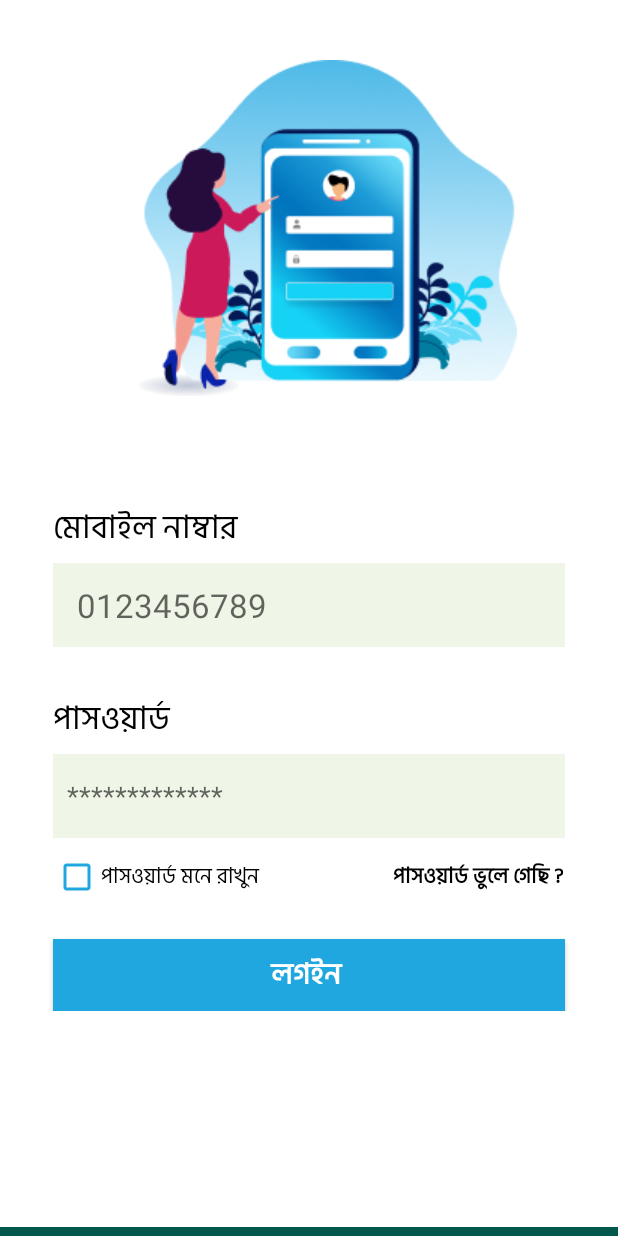
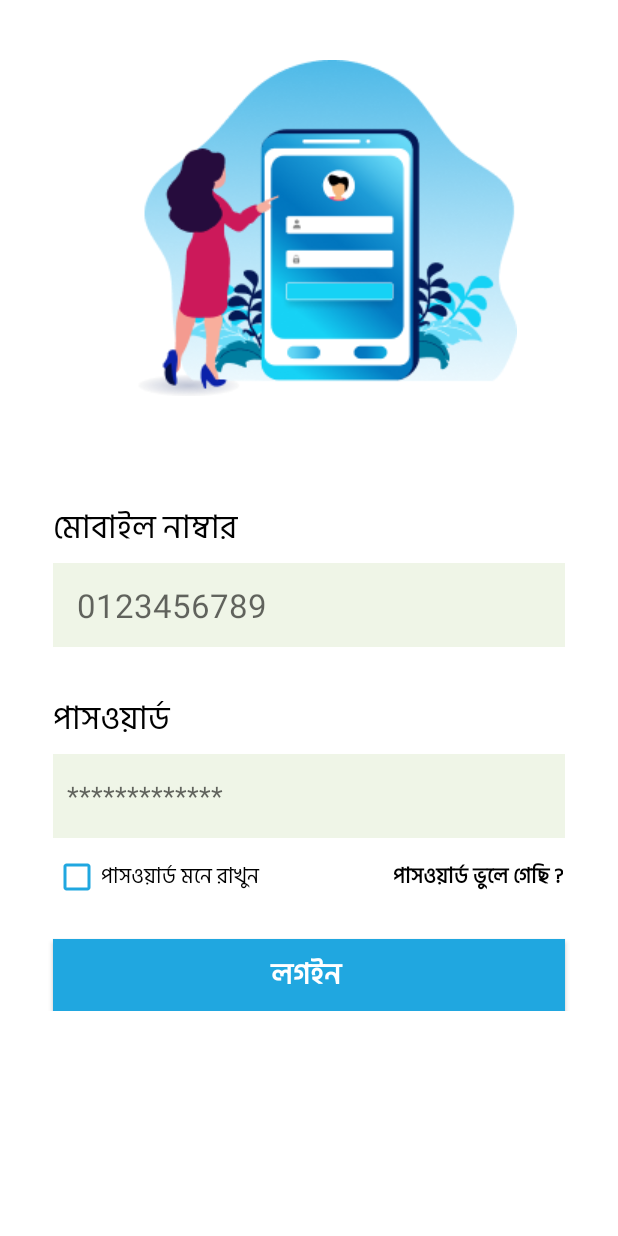
Before and after one commit to farhansadikgalib/Charity, an Android app: the layout fragment_sign_in.xml on its own in the app's theme, with its tools: preview values and no code run, on a phone screen of 412 x 824 dp. Run offline under Robolectric (Android 15) with nearby library versions, the phone set to English and light mode, and no system bars.

Commit message:
Login functionality design is completed now.

```diff
--- a/app/src/main/AndroidManifest.xml
+++ b/app/src/main/AndroidManifest.xml
@@ -23,10 +23,10 @@
         <activity android:name=".Applicant_Details" />
         <activity android:name=".DashBoard" />
         <activity android:name=".ProfilewithPermanentAddressActivity" />
-        <activity android:name=".MainActivity">
+        <activity android:name=".MainActivity" />
+        <activity android:name=".SplashScreen">
             <intent-filter>
                 <action android:name="android.intent.action.MAIN" />
-
                 <category android:name="android.intent.category.LAUNCHER" />
             </intent-filter>
         </activity>
--- a/app/src/main/res/layout/fragment_sign_in.xml
+++ b/app/src/main/res/layout/fragment_sign_in.xml
@@ -34,7 +34,6 @@
                 android:layout_width="wrap_content"
                 android:layout_height="wrap_content"
                 android:padding="40dp"
-                android:adjustViewBounds="true"
                 android:src="@drawable/login"
                 app:layout_constraintLeft_toLeftOf="parent"
                 app:layout_constraintRight_toRightOf="parent"
@@ -198,18 +197,5 @@
 
 </LinearLayout>
 
-    <LinearLayout
-        android:id="@+id/viewInBottom"
-        android:layout_width="match_parent"
-        android:layout_height="12dp"
-        android:background="@color/colorPrimaryDark"
-        android:layout_alignParentBottom="true"
-        app:layout_constraintLeft_toLeftOf="parent"
-        app:layout_constraintRight_toRightOf="parent"
-        app:layout_constraintTop_toBottomOf="parent"
-        app:layout_constraintBottom_toBottomOf="parent"
-
-        android:orientation="vertical" />
-
 
 </androidx.constraintlayout.widget.ConstraintLayout>
```
Also changed, not shown: app/src/main/java/com/farhan/charity/SplashScreen.java (added, +30 -0 lines), app/src/main/res/layout/activity_splash_screen.xml (added, +68 -0 lines), app/src/main/res/drawable/splash.png (added).
